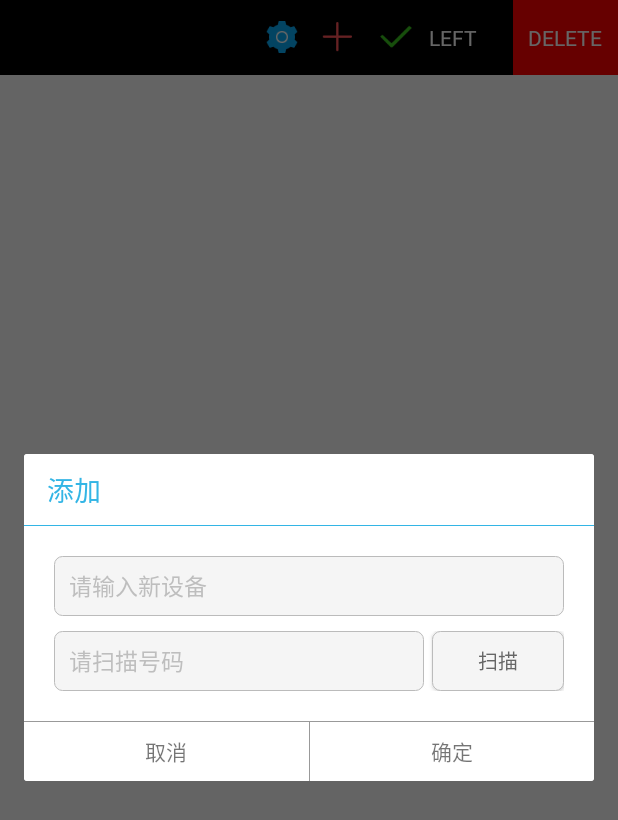
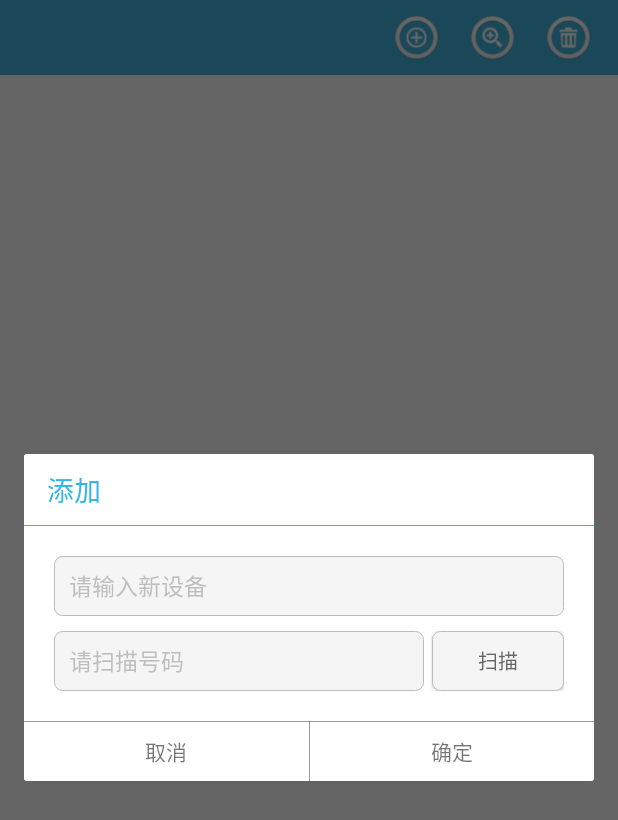
Before and after one commit to sunxipeng/UesCar, an Android app: the TestActivity screen opened directly, with no data from a screen before it, after a tap on an icon or button, on a phone screen of 412 x 824 dp. Shown: the top 820 px of the screen. Run offline under Robolectric (Android 15) with nearby library versions, the phone set to English and light mode, and no system bars.

Commit message:
界面修改

```diff
--- a/app/src/main/java/activity/TestActivity.java
+++ b/app/src/main/java/activity/TestActivity.java
@@ -17,6 +17,7 @@ import android.widget.AdapterView;
 import android.widget.EditText;
 import android.widget.ExpandableListView;
 import android.widget.ImageView;
+import android.widget.LinearLayout;
 import android.widget.ListView;
 import android.widget.TextView;
 import android.widget.Toast;
@@ -51,11 +52,11 @@ import zxing.activity.CaptureActivity;
 /**
  * Created by sunxipeng on 2016/11/7.
  */
-public class TestActivity extends BaseActivity implements View.OnClickListener, XHttpUtil.HttpCallBack {
+public class TestActivity extends BaseActivity implements View.OnClickListener, XHttpUtil.HttpCallBack, DrawerLayout.DrawerListener {
 
 
-    private TextView bt_left;
-    private TextView bt_main;
+    //private TextView bt_left;
+    //private TextView bt_main;
     private DrawerLayout drawerLayout;
     private ExpandableListView expandableListView;
     private List<String> parent;
@@ -85,6 +86,9 @@ public class TestActivity extends BaseActivity implements View.OnClickListener,
     private BoardInfo addkeyboardInfo;
     private int op_position;
     private ImageView iv_setting;
+    private ImageView iv_search;
+    private ImageView iv_editor;
+    private LinearLayout ll_all_operate;
 
     @Override
     protected int getLayoutId() {
@@ -102,16 +106,18 @@ public class TestActivity extends BaseActivity implements View.OnClickListener,
 
         tv_username = (TextView) findViewById(R.id.tv_username);
         tv_main = (TextView) findViewById(R.id.tv_main);
-        bt_left = (TextView) findViewById(R.id.bt_left);
-        bt_left.setOnClickListener(this);
-        bt_main = (TextView) findViewById(R.id.bt_main);
-        bt_main.setOnClickListener(this);
+        iv_search = (ImageView) findViewById(R.id.iv_search);
+        iv_search.setOnClickListener(this);
+        iv_editor = (ImageView) findViewById(R.id.iv_editor);
+        iv_editor.setOnClickListener(this);
         iv_addkey = (ImageView) findViewById(R.id.iv_addkey);
         iv_addkey.setOnClickListener(this);
         iv_setting = (ImageView) findViewById(R.id.iv_setting);
         iv_setting.setOnClickListener(this);
+        ll_all_operate = (LinearLayout) findViewById(R.id.ll_all_operate);
 
         drawerLayout = (DrawerLayout) findViewById(R.id.drawer_layout);
+        drawerLayout.addDrawerListener(this);
         expandableListView = (ExpandableListView) findViewById(R.id.expandlist);
         expandableListView.setOnItemLongClickListener(new AdapterView.OnItemLongClickListener() {
             @Override
@@ -372,15 +378,14 @@ public class TestActivity extends BaseActivity implements View.OnClickListener,
     @Override
     public void onClick(View view) {
         switch (view.getId()) {
-            case R.id.bt_left:
-                drawerLayout.openDrawer(Gravity.LEFT);
-
-
+            case R.id.iv_search:
+                //drawerLayout.openDrawer(Gravity.LEFT);
                 break;
 
-            case R.id.bt_main:
+            case R.id.iv_editor:
                 //删除数据操作
-                //drawerLayout.closeDrawer(Gravity.LEFT);
+                ll_all_operate.setVisibility(View.GONE);
+                delete.setVisibility(View.VISIBLE);
                 this.cancleDelete = true;
                 this.isshow = true;
                 for (BoardInfo board : boardData) {
@@ -551,14 +556,15 @@ public class TestActivity extends BaseActivity implements View.OnClickListener,
                 break;
 
             case HttpConfigs.RESULT_CEODE_4:
-                BeseBean delete = new BeseBean();
-                BeseBean deletebean = delete.parse(result);
+                BeseBean delete1 = new BeseBean();
+                BeseBean deletebean = delete1.parse(result);
                 if (deletebean.status.equals("1")) {
                     //删除成功
                     expandAadapter.parent.remove(currentpositon);
                     expandAadapter.childdata.remove(currentpositon);
                     expandAadapter.notifyDataSetChanged();
                     progressDialogUtils.dismiss();
+
                 } else {
                     Toast.makeText(this, deletebean.message, Toast.LENGTH_SHORT).show();
                     progressDialogUtils.dismiss();
@@ -579,6 +585,8 @@ public class TestActivity extends BaseActivity implements View.OnClickListener,
                     }
                     this.sqlAdapter.notifyDataSetChanged();
                     this.selectData.clear();
+                    ll_all_operate.setVisibility(View.VISIBLE);
+                    delete.setVisibility(View.GONE);
                 }
                 progressDialogUtils.dismiss();
 
@@ -677,8 +685,10 @@ public class TestActivity extends BaseActivity implements View.OnClickListener,
             this.sqlAdapter.notifyDataSetChanged();
             this.cancleDelete = false;
             this.selectData.clear();
+            ll_all_operate.setVisibility(View.VISIBLE);
+            delete.setVisibility(View.GONE);
         }
-        if (keyCode == KeyEvent.KEYCODE_BACK) {
+        if (keyCode == KeyEvent.KEYCODE_BACK && !cancleDelete) {
             if ((System.currentTimeMillis() - mExitTime) > 2000) {
                 Toast.makeText(this, "再按一次退出爱车app", Toast.LENGTH_SHORT).show();
                 mExitTime = System.currentTimeMillis();
@@ -701,4 +711,30 @@ public class TestActivity extends BaseActivity implements View.OnClickListener,
             et_mapper.setText(scanResult);
         }
     }
+
+    @Override
+    public void onDrawerSlide(View drawerView, float slideOffset) {
+
+    }
+
+    @Override
+    public void onDrawerOpened(View drawerView) {
+        //侧滑菜单打开
+        ll_all_operate.setVisibility(View.GONE);
+        iv_setting.setVisibility(View.VISIBLE);
+        delete.setVisibility(View.GONE);
+    }
+
+    @Override
+    public void onDrawerClosed(View drawerView) {
+        //侧滑菜单关闭
+        ll_all_operate.setVisibility(View.VISIBLE);
+        iv_setting.setVisibility(View.GONE);
+        delete.setVisibility(View.GONE);
+    }
+
+    @Override
+    public void onDrawerStateChanged(int newState) {
+
+    }
 }
--- a/app/src/main/res/layout/account_footview.xml
+++ b/app/src/main/res/layout/account_footview.xml
@@ -10,8 +10,8 @@
 
 
     <ImageView
-        android:layout_width="25dp"
-        android:layout_height="25dp"
+        android:layout_width="wrap_content"
+        android:layout_height="wrap_content"
         android:src="@mipmap/add"/>
 
     <TextView
--- a/app/src/main/res/layout/activity_baidumap.xml
+++ b/app/src/main/res/layout/activity_baidumap.xml
@@ -17,7 +17,7 @@
         android:layout_marginLeft="15dp"
         android:layout_marginTop="50dp"
         android:background="#ffffffff"
-        android:src="@mipmap/ic_track_explore_loc_content" />
+        android:src="@mipmap/target" />
 
     <scroller.ScrollLayout
         android:id="@+id/scroll_down_layout"
--- a/app/src/main/res/layout/activity_setting.xml
+++ b/app/src/main/res/layout/activity_setting.xml
@@ -7,8 +7,9 @@
 
     <RelativeLayout
         android:id="@+id/about_head"
-        android:layout_width="fill_parent"
-        android:layout_height="50.0dip">
+        android:layout_width="match_parent"
+        android:layout_height="60dp"
+        android:background="#44b5df">
 
         <ImageView
             android:id="@+id/iv_left"
--- a/app/src/main/res/layout/activity_test.xml
+++ b/app/src/main/res/layout/activity_test.xml
@@ -7,7 +7,7 @@
     <LinearLayout
         android:layout_width="match_parent"
         android:layout_height="50dp"
-        android:background="#000000"
+        android:background="#44b5df"
         android:orientation="horizontal">
 
         <TextView
@@ -17,39 +17,62 @@
             android:gravity="center"
             android:text="" />
 
+        <RelativeLayout
+            android:layout_width="wrap_content"
+            android:layout_height="match_parent"
+            android:layout_marginRight="15dp">
+
             <ImageView
                 android:id="@+id/iv_setting"
+                android:layout_width="35dp"
+                android:layout_height="35dp"
+                android:layout_centerVertical="true"
+                android:src="@mipmap/gear"
+                android:visibility="gone" />
+
+            <LinearLayout
+                android:id="@+id/ll_all_operate"
                 android:layout_width="wrap_content"
-            android:layout_height="wrap_content"
-            android:layout_gravity="center_vertical"
-            android:layout_marginRight="10dp"
-            android:src="@mipmap/tab_settings_selected" />
+                android:layout_height="match_parent"
+                android:orientation="horizontal"
+                android:visibility="visible">
 
                 <ImageView
                     android:id="@+id/iv_addkey"
-            android:layout_width="wrap_content"
-            android:layout_height="wrap_content"
+                    android:layout_width="35dp"
+                    android:layout_height="35dp"
                     android:layout_gravity="center_vertical"
-            android:layout_marginRight="5dp"
-            android:src="@mipmap/menu_extend" />
+                    android:layout_marginRight="15dp"
+                    android:src="@mipmap/add" />
+
+                <ImageView
+                    android:id="@+id/iv_search"
+                    android:layout_width="35dp"
+                    android:layout_height="35dp"
+                    android:layout_gravity="center_vertical"
+                    android:layout_marginRight="15dp"
+                    android:src="@mipmap/zoom_in" />
+
+                <ImageView
+                    android:id="@+id/iv_editor"
+                    android:layout_width="35dp"
+                    android:layout_height="35dp"
+                    android:layout_gravity="center_vertical"
+                    android:src="@mipmap/trash_can" />
+            </LinearLayout>
 
             <ImageView
                 android:id="@+id/delete"
-            android:layout_width="wrap_content"
-            android:layout_height="wrap_content"
-            android:layout_gravity="center_vertical"
-            android:src="@mipmap/ic_loading_success" />
+                android:layout_width="35dp"
+                android:layout_height="35dp"
+                android:layout_centerVertical="true"
+                android:src="@mipmap/checkmark2"
+                android:visibility="gone" />
 
-        <TextView
-            android:id="@+id/bt_left"
-            android:layout_width="40dp"
-            android:layout_height="match_parent"
-            android:layout_marginRight="20dp"
-            android:gravity="center"
-            android:text="LEFT"
-            android:textColor="#FFFFFF" />
+        </RelativeLayout>
 
-        <TextView
+
+        <!--<TextView
             android:id="@+id/bt_main"
             android:layout_width="wrap_content"
             android:layout_height="match_parent"
@@ -58,7 +81,7 @@
             android:paddingLeft="10dp"
             android:paddingRight="10dp"
             android:text="DELETE"
-            android:textColor="#FFFFFF" />
+            android:textColor="#FFFFFF"/>-->
     </LinearLayout>
 
     <android.support.v4.widget.DrawerLayout
@@ -110,7 +133,7 @@
                     android:layout_width="wrap_content"
                     android:layout_height="wrap_content"
                     android:layout_marginLeft="20dp"
-                    android:src="@mipmap/btn_mine_on" />
+                    android:src="@mipmap/user" />
 
                 <TextView
                     android:id="@+id/tv_username"
--- a/app/src/main/res/layout/activity_userdetail.xml
+++ b/app/src/main/res/layout/activity_userdetail.xml
@@ -7,8 +7,9 @@
 
     <RelativeLayout
         android:id="@+id/about_head"
-        android:layout_width="fill_parent"
-        android:layout_height="50.0dip">
+        android:layout_width="match_parent"
+        android:layout_height="50dp"
+        android:background="#44b5df">
 
         <ImageView
             android:id="@+id/iv_left"
@@ -27,7 +28,7 @@
             android:layout_height="wrap_content"
             android:layout_centerInParent="true"
             android:text="操作界面"
-            android:textColor="@android:color/black"
+            android:textColor="@android:color/white"
             android:textSize="16.0sp" />
 
       <!--  <ImageView
@@ -246,7 +247,7 @@
             android:layout_weight="1.0"
             android:background="@drawable/mapper_shape"
             android:text="确定"
-            android:textColor="#ff666666"
+            android:textColor="#44b5df"
             android:textSize="15.0sp" />
 
         <Button
@@ -259,7 +260,7 @@
             android:layout_weight="1.0"
             android:background="@drawable/mapper_shape"
             android:text="取消"
-            android:textColor="#ff666666"
+            android:textColor="#44b5df"
             android:textSize="15.0sp" />
     </LinearLayout>
 </LinearLayout>
```
Also changed, not shown: app/src/main/res/mipmap-xhdpi/add.png, app/src/main/res/mipmap-xhdpi/checkmark2.png (added), app/src/main/res/mipmap-xhdpi/gear.png (added), app/src/main/res/mipmap-xhdpi/mail_compose_attach_image_btn.png (added), app/src/main/res/mipmap-xhdpi/menu_search.png (added), app/src/main/res/mipmap-xhdpi/target.png (added), app/src/main/res/mipmap-xhdpi/trash_can.png (added), app/src/main/res/mipmap-xhdpi/user.png (added), app/src/main/res/mipmap-xhdpi/zoom_in.png (added). Lines whose indentation alone changed are shown as unchanged.
